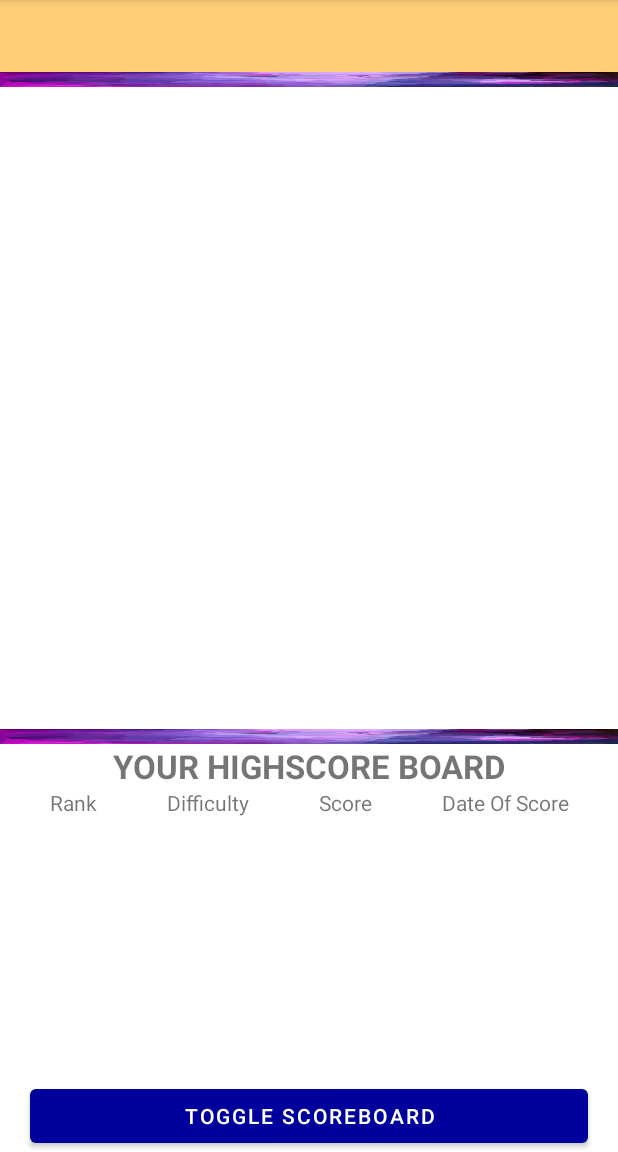
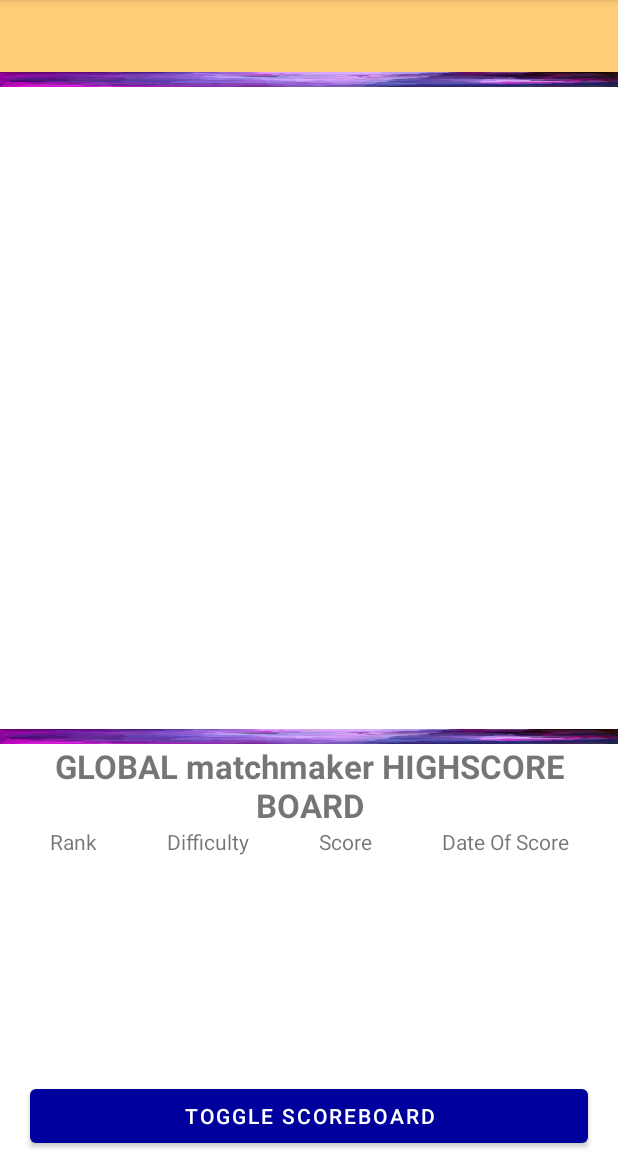
Before and after one commit to yuon11/GamehouseGallery, an Android app: the screen it shows after launch once a user with an empty profile is signed in (HomeActivity), after a tap on "TOGGLE SCOREBOARD", on a phone screen of 412 x 824 dp, the part 84-1236 px from its top. Run offline under Robolectric (Android 15) with nearby library versions, the phone set to English and light mode, and no system bars; our stand-ins replace Firebase (no records; nobody signed in at launch, a user with empty details on screens opened directly), Picasso.

Commit message:
fixing board bugs

```diff
--- a/app/src/main/java/com/example/gamehousegallery/HomeActivity.java
+++ b/app/src/main/java/com/example/gamehousegallery/HomeActivity.java
@@ -60,14 +60,10 @@ public class HomeActivity extends AppCompatActivity {
     protected void onCreate(Bundle savedInstanceState) {
         super.onCreate(savedInstanceState);
 
-        Log.d("Homeactivity","in on create method");
-
         binding = ActivityMainBinding.inflate(getLayoutInflater());
         setContentView(R.layout.activity_home);
-
         mAuth = FirebaseAuth.getInstance();
         currentUser = mAuth.getCurrentUser();
-
         homeGameFragment = new HomeGameFragment();
     }
 
--- a/app/src/main/java/com/example/gamehousegallery/HomeGameFragment.java
+++ b/app/src/main/java/com/example/gamehousegallery/HomeGameFragment.java
@@ -15,6 +15,7 @@ import android.view.LayoutInflater;
 import android.view.View;
 import android.view.ViewGroup;
 import android.widget.Button;
+import android.widget.TextView;
 import android.widget.Toast;
 
 import com.google.android.material.tabs.TabLayout;
@@ -38,6 +39,7 @@ import java.util.List;
  * create an instance of this fragment.
  */
 public class HomeGameFragment extends Fragment {
+
     public class ZoomOutPageTransformer implements ViewPager2.PageTransformer {
         private static final float MIN_SCALE = 0.85f;
         private static final float MIN_ALPHA = 0.5f;
@@ -107,11 +109,13 @@ public class HomeGameFragment extends Fragment {
     ViewPager2 mViewPager;
     TabLayout tabLayout;
     RecyclerView highscoreRecyclerView;
+    TextView gridTextView;
 //    LinearLayout mainLinearLayout;
 
     Button toggleHSBoard;
     String hsBoardSetting="USER";//GLOBAL
-    String viewPagerGame="matchmaker";
+    String viewPagerGame;
+    String hsBanner;
     HighScoresDataModel highScoresDataModel;
 
     FirebaseDatabase database = FirebaseDatabase.getInstance();
@@ -127,18 +131,15 @@ public class HomeGameFragment extends Fragment {
                 rootView.post(new Runnable() {
                     @Override
                     public void run() {
+
                         mViewPager.setAdapter(gameCollectionFragmentAdapter);
                         mViewPager.setPageTransformer((ViewPager2.PageTransformer) (new ZoomOutPageTransformer()));
                         // Recycler View Setup of scoreboard
-
                         if (mViewPager.getAdapter() != null) {
                             new TabLayoutMediator(tabLayout, mViewPager,
                                     (tab, position) -> tab.setText(key_to_Post.get(game_list.get(position)).game_name.toString())
                             ).attach();
-
                         }
-
-
                     }
                 });
                 try {
@@ -158,11 +159,22 @@ public class HomeGameFragment extends Fragment {
         currentUser = mAuth.getCurrentUser();
 
         game_list = new ArrayList<>();
+        key_to_Post = new HashMap<>();
         score_keys_post_list = new ArrayList<>();
-        key_to_Post = new HashMap<>();
         highScoresDataModel=new HighScoresDataModel(
                 currentUser.getUid(),
                 currentUser.getUid());
+
+        viewPagerGame="matchmaker";
+        setHsBanner();
+    }
+
+    public void setHsBanner(){
+        hsBanner="YOUR "+viewPagerGame+ " HIGHSCORE BOARD";
+        if (currentUser.getDisplayName()!=null ||!currentUser.getDisplayName().equals(""))
+            hsBanner=currentUser.getDisplayName()+"'s "+viewPagerGame+ " HIGHSCORE BOARD";
+        if (gridTextView!=null)
+            gridTextView.setText(hsBanner);
     }
 
     @Override
@@ -174,25 +186,27 @@ public class HomeGameFragment extends Fragment {
         highscoreRecyclerView = (RecyclerView) rootView.findViewById(R.id.score_recycler_view);
         mViewPager = (ViewPager2) rootView.findViewById(R.id.pager);
         tabLayout = (TabLayout) rootView.findViewById(R.id.game_tabs);
+        gridTextView = (TextView) rootView.findViewById(R.id.grid_name);
 
-        // mainLinearLayout = (LinearLayout) rootView.findViewById(R.id.main_home_game_layout);
-
-        Log.d("ONCREATEVIEW","");
-
-        // Setup Views to show games In Viewholder
-        gameCollectionFragmentAdapter = new HomeGameFragmentAdapter(HomeGameFragment.this, game_list, key_to_Post);
-        highScoreRecyclerFragmentAdapter = new HomeHighScoreRecyclerAdapter(highscoreRecyclerView,highScoresDataModel.getGameScoreData(viewPagerGame), score_keys_post_list);
-        LinearLayoutManager layoutManager=new LinearLayoutManager(rootView.getContext());
+        LinearLayoutManager layoutManager=new LinearLayoutManager(getActivity());
         layoutManager.setOrientation(RecyclerView.VERTICAL);
         layoutManager.scrollToPosition(0);
 
         highscoreRecyclerView.setLayoutManager(layoutManager);
-        highscoreRecyclerView.setAdapter(highScoreRecyclerFragmentAdapter);
         highscoreRecyclerView.setItemAnimator(new DefaultItemAnimator());
 
-        // descriptionText.setMovementMethod(new ScrollingMovementMethod());
+        // Setup Views to show games In Viewholder
+        gameCollectionFragmentAdapter = new HomeGameFragmentAdapter(HomeGameFragment.this, game_list, key_to_Post);
+        highScoreRecyclerFragmentAdapter = new HomeHighScoreRecyclerAdapter(highscoreRecyclerView, score_keys_post_list, viewPagerGame);
+        highscoreRecyclerView.setAdapter(highScoreRecyclerFragmentAdapter);
+
+        String hs_banner = currentUser.getDisplayName().toUpperCase()+"'s "+viewPagerGame+ " HIGHSCORE BOARD";
+        gridTextView.setText(hs_banner);
+        // mainLinearLayout = (LinearLayout) rootView.findViewById(R.id.main_home_game_layout);
 
 
+
+        // descriptionText.setMovementMethod(new ScrollingMovementMethod());
         // background thread for view pager adapting and animation
         backgroundThread(rootView);
 
@@ -203,17 +217,16 @@ public class HomeGameFragment extends Fragment {
             public void onClick(View v) {
                 Toast.makeText(rootView.getContext(), "Changing Score Scoreboard", Toast.LENGTH_SHORT).show();
                 if (hsBoardSetting.equals("USER")){
-                    hsBoardSetting="Global";
+                    hsBoardSetting="GLOBAL";
+                    String banner = "GLOBAL "+viewPagerGame+" HIGHSCORE BOARD";
+                    gridTextView.setText(banner);
+                }
+                else{
+                    hsBoardSetting="USER";
+                    setHsBanner();
                 }
             }
         });
-
-        return rootView;
-    }
-
-    @Override
-    public void onViewCreated(@NonNull View view, @Nullable Bundle savedInstanceState) {
-        super.onViewCreated(view, savedInstanceState);
 
         allGameData.addChildEventListener(new ChildEventListener() {
             @Override
@@ -282,14 +295,15 @@ public class HomeGameFragment extends Fragment {
             public void onTabSelected(TabLayout.Tab tab){
                 int position = tab.getPosition();
                 viewPagerGame=key_to_Post.get(game_list.get(position)).game_name.toString();
+                setHsBanner();
+                score_keys_post_list.clear();
                 allHighScoreData.child(currentUser.getUid()).child(viewPagerGame).addChildEventListener(new ChildEventListener() {
                     @Override
                     public void onChildAdded(@NonNull DataSnapshot dataSnapshot, @Nullable String previousChildName) {
 
-                        // Log.d("onChildAdded", "Datasnapshot - " + dataSnapshot.toString());
+                        //Log.d("onChildAdded", "Datasnapshot - \n" + dataSnapshot.toString());
                         if (!score_keys_post_list.contains(dataSnapshot.getKey())){
-                            score_keys_post_list.add(dataSnapshot.getKey());
-                            highScoresDataModel.game_name_to_highscore_gamedata.put(dataSnapshot.getKey(), dataSnapshot.getRef());
+
                             UserGameDataModel newData = new UserGameDataModel(
                                     dataSnapshot.getKey(),
                                     viewPagerGame,
@@ -299,17 +313,18 @@ public class HomeGameFragment extends Fragment {
                                     dataSnapshot.child("score_rank").getValue().toString()
                             );
 
+                            score_keys_post_list.add(dataSnapshot.getKey());
+                            highScoresDataModel.setGameScoreData(viewPagerGame, newData);
+                             highScoreRecyclerFragmentAdapter.notifyDataSetChanged();
 
-                            highScoresDataModel.addGameScoreData(viewPagerGame, newData);
-                            //highScoreRecyclerFragmentAdapter.notifyDataSetChanged();
-                            highScoreRecyclerFragmentAdapter.notifyItemInserted(score_keys_post_list.size());
+                            Log.d("onChildAdded", "Score To Post List 2- \n" + score_keys_post_list.toString());
+                            Log.d("onChildAdded", "Score To Post List 2- \n" + score_keys_post_list.size());
+
                         }
                     }
 
                     @Override
                     public void onChildChanged(@NonNull DataSnapshot snapshot, @Nullable String previousChildName) {
-//                        highScoresDataModel.game_name_to_highscore_gamedata.put(snapshot.getKey(), snapshot.getRef());
-                        // highscores_to_Post.put(snapshot.getKey(),highScoresDataModel);
                         for (int i = 0; i < score_keys_post_list.size(); i++) {
                             Log.d("onChildChanged", "scorelist size - " + score_keys_post_list.size());
                             if(score_keys_post_list.get(i).equals(snapshot.getKey()))
@@ -323,8 +338,11 @@ public class HomeGameFragment extends Fragment {
                                         snapshot.child("score_rank").getValue().toString()
                                 );
 
-                                highScoresDataModel.addGameScoreData(viewPagerGame,newData);
+                                highScoresDataModel.setGameScoreData(viewPagerGame,newData);
                                 highScoreRecyclerFragmentAdapter.notifyItemChanged(i);
+                                highScoreRecyclerFragmentAdapter.notifyDataSetChanged();
+//                                .notifyItemInserted(keyList.size() - 1);
+//                                recyclerView.scrollToPosition(keyList.size() - 1);
                                 break;
                             }
                         }
@@ -336,15 +354,13 @@ public class HomeGameFragment extends Fragment {
                         for (int i = 0; i < score_keys_post_list.size(); i++) {
                             if(score_keys_post_list.get(i).equals(snapshot.getKey()))
                             {
-                                highScoresDataModel.game_name_to_highscore_gamedata.remove(snapshot.getKey());
+                                highScoresDataModel.game_name_to_score_map.remove(snapshot.getKey());
                                 score_keys_post_list.remove(i);
                                 highScoreRecyclerFragmentAdapter.notifyItemRemoved(i);
                                 break;
                             }
                         }
                     }
-
-
                     @Override
                     public void onChildMoved(@NonNull DataSnapshot snapshot, @Nullable String previousChildName) {
 
@@ -363,70 +379,19 @@ public class HomeGameFragment extends Fragment {
             public void onTabReselected(TabLayout.Tab tab) {
             }
         });
-//        allHighScoreData.child(currentUser.getUid()).child(viewPagerGame).addChildEventListener(new ChildEventListener() {
-//            @Override
-//            public void onChildAdded(@NonNull DataSnapshot dataSnapshot, @Nullable String previousChildName) {
-//
-//
-//                highScoresDataModel.game_name_to_highscore_gamedata.put(dataSnapshot.getKey(), dataSnapshot.getRef());
-//                UserGameData newData = new UserGameData(
-//                        dataSnapshot.getKey(),
-//                        viewPagerGame,
-//                        dataSnapshot.child("score").getValue().toString(),
-//                        dataSnapshot.child("difficulty").getValue().toString(),
-//                        localDateFormat.format(new Date(Long.parseLong(dataSnapshot.child("date_of_score").getValue().toString()))),
-//                        dataSnapshot.child("score_rank").getValue().toString()
-//                );
-//
-//                highScoresDataModel.addGameScoreData(viewPagerGame, newData);
-////                Log.d("addSCData", "Class Result mm " +
-////                        highScoresDataModel.matchmaker_highscore_data.get(dataSnapshot.getKey()).gamedata_uid);
-//                highScoreRecyclerFragmentAdapter.notifyDataSetChanged();
-//
-//            }
-//
-//            @Override
-//            public void onChildChanged(@NonNull DataSnapshot snapshot, @Nullable String previousChildName) {
-//                highScoresDataModel.game_name_to_highscore_gamedata.put(snapshot.getKey(), snapshot.getRef());
-//
-//                UserGameData newData = new UserGameData(
-//                        snapshot.getKey(),
-//                        viewPagerGame,
-//                        snapshot.child("score").getValue().toString(),
-//                        snapshot.child("difficulty").getValue().toString(),
-//                        localDateFormat.format(new Date(Long.parseLong(snapshot.child("date_of_score").getValue().toString()))),
-//                        snapshot.child("score_rank").getValue().toString()
-//                );
-//
-//                highScoresDataModel.addGameScoreData(viewPagerGame,newData);
-//
-//                // get positionof updated item
-//                highScoreRecyclerFragmentAdapter.notifyItemChanged(highScoresDataModel.getGameScoreData(viewPagerGame).size()-1);
-//
-//            }
-//
-//            @Override
-//            public void onChildRemoved(@NonNull DataSnapshot snapshot) {
-//                Log.d("onChildRemoved", "removing element "+snapshot.getKey());
-//
-//                highScoresDataModel.game_name_to_highscore_gamedata.remove(snapshot.getKey());
-//                highScoreRecyclerFragmentAdapter.notifyItemRemoved(highScoresDataModel.getGameScoreData(viewPagerGame).size()-1);
-//            }
-//
-//
-//            @Override
-//            public void onChildMoved(@NonNull DataSnapshot snapshot, @Nullable String previousChildName) {
-//
-//            }
-//
-//            @Override
-//            public void onCancelled(@NonNull DatabaseError error) {
-//
-//            }
-//        });
+
+        return rootView;
+    }
+
+    @Override
+    public void onStart() {
+        super.onStart();
 
 
-        Log.d("END", "Highscore Data Size - " + highScoresDataModel.game_name_to_highscore_gamedata.size());
-        Log.d("END", "Highscore MatchMakerData Size - " + highScoresDataModel.matchmaker_highscore_data.size());
+    }
+
+    @Override
+    public void onViewCreated(@NonNull View view, @Nullable Bundle savedInstanceState) {
+        super.onViewCreated(view, savedInstanceState);
     }
 }
--- a/app/src/main/java/com/example/gamehousegallery/HomeHighScoreRecyclerAdapter.java
+++ b/app/src/main/java/com/example/gamehousegallery/HomeHighScoreRecyclerAdapter.java
@@ -29,20 +29,19 @@ public class HomeHighScoreRecyclerAdapter extends RecyclerView.Adapter<HomeHighS
     private FirebaseUser currentUser;
     private RecyclerView r;
     private List<String> score_to_post;
-    final private HashMap<String, UserGameDataModel> highscores_to_Post;
     private HashMap<String, UserGameDataModel> filtered_highscores_to_Post;
 
     FirebaseDatabase database = FirebaseDatabase.getInstance();
     DatabaseReference allHighScoresRef = database.getReference("HighScores");
     SimpleDateFormat localDateFormat= new SimpleDateFormat("dd-MM-yyyy HH:mm:ss");
 
-    public HomeHighScoreRecyclerAdapter(RecyclerView fa, HashMap<String, UserGameDataModel> highscores_to_Post, List<String> highscores_to_post_key_list) {
-
+    String game_name;
+    public HomeHighScoreRecyclerAdapter(RecyclerView fa,List<String> highscores_to_post_key_list,String game_name) {
         mAuth = FirebaseAuth.getInstance();
         currentUser = mAuth.getCurrentUser();
         this.r = fa;
-        this.highscores_to_Post = highscores_to_Post;
         this.score_to_post=highscores_to_post_key_list;
+        this.game_name=game_name;
     }
 
     @NonNull
@@ -56,17 +55,16 @@ public class HomeHighScoreRecyclerAdapter extends RecyclerView.Adapter<HomeHighS
     @Override
     public void onBindViewHolder(@NonNull HomeHighScoreRecyclerAdapter.ViewHolder holder, int position) {
 
+        Log.d("onBindView","SCORE_TO_POST - " + game_name);
+        Log.d("onBindView","SCORE_TO_POST - " + score_to_post.toString() + " - SIZE " + score_to_post.size());
+        Log.d("onBindView","POSITION- " + position);
+        Log.d("onBindView","SCORE TO POST AT POSITION- " + score_to_post.get(position));
 
-        Log.d("onBindView","POSITION - " + score_to_post.toString() + " SIZE " + score_to_post.size());
-        Log.d("onBindView","SIZE OF LIST  - " + highscores_to_Post.size());
-        Log.d("onBindView","KEYSET  - " + highscores_to_Post.keySet());
-        Log.d("onBindView","VALUES  - " + highscores_to_Post.get(score_to_post.get(position)));
-
-        final UserGameDataModel u =highscores_to_Post.get(score_to_post.get(position));
-        final String uid = u.gamedata_uid;
-
-        Log.d("onBindView","VALUES  - " + u);
-
+//        final UserGameDataModel u = highscores_to_Post.get(score_to_post.get(position));
+//        Log.d("onBindView","Game DATAMODEL in RC VIEW - " + u.toString());
+//        final String uid = u.gamedata_uid;
+//
+//        Log.d("onBindView","VALUES  - " + u);
 
         // final String uid=u.gamedata_uid;
         if(holder.ref!=null && holder.refListener!=null)
@@ -74,12 +72,11 @@ public class HomeHighScoreRecyclerAdapter extends RecyclerView.Adapter<HomeHighS
             holder.ref.removeEventListener(holder.refListener);
         }
 
-        holder.ref = allHighScoresRef.child(currentUser.getUid()).child(u.game_name).child(uid).getRef();
+        holder.ref = allHighScoresRef.child(currentUser.getUid()).child(game_name).child(score_to_post.get(position)).getRef();
         holder.ref.addValueEventListener(new ValueEventListener() {
             @Override
             public void onDataChange(@NonNull DataSnapshot dataSnapshot) {
                 if (dataSnapshot.exists()){
-
                     holder.entryKey=dataSnapshot.getKey();
                     holder.rank.setText(dataSnapshot.child("score_rank").getValue().toString());
                     holder.score.setText(dataSnapshot.child("score").getValue().toString());
@@ -92,16 +89,11 @@ public class HomeHighScoreRecyclerAdapter extends RecyclerView.Adapter<HomeHighS
 
             }
         });
-//
-//        } catch (Exception e) {
-//            // p did not contain a valid double
-//            // Toast.makeText(getApplicationContext(),"Rating did not contain a valid double - "+ e.getMessage(), Toast.LENGTH_SHORT).show();
-//        }
     }
 
     @Override
     public int getItemCount() {
-        return highscores_to_Post.size();
+        return score_to_post.size();
     }
 
     public void removeListener(){
```
Also changed, not shown: app/src/main/java/com/example/gamehousegallery/HighScoresDataModel.java (+15 -36 lines), app/src/main/java/com/example/gamehousegallery/PureLuckFragment.java (+3 -4 lines), app/src/main/java/com/example/gamehousegallery/UserGameDataModel.java (+8 -0 lines).
